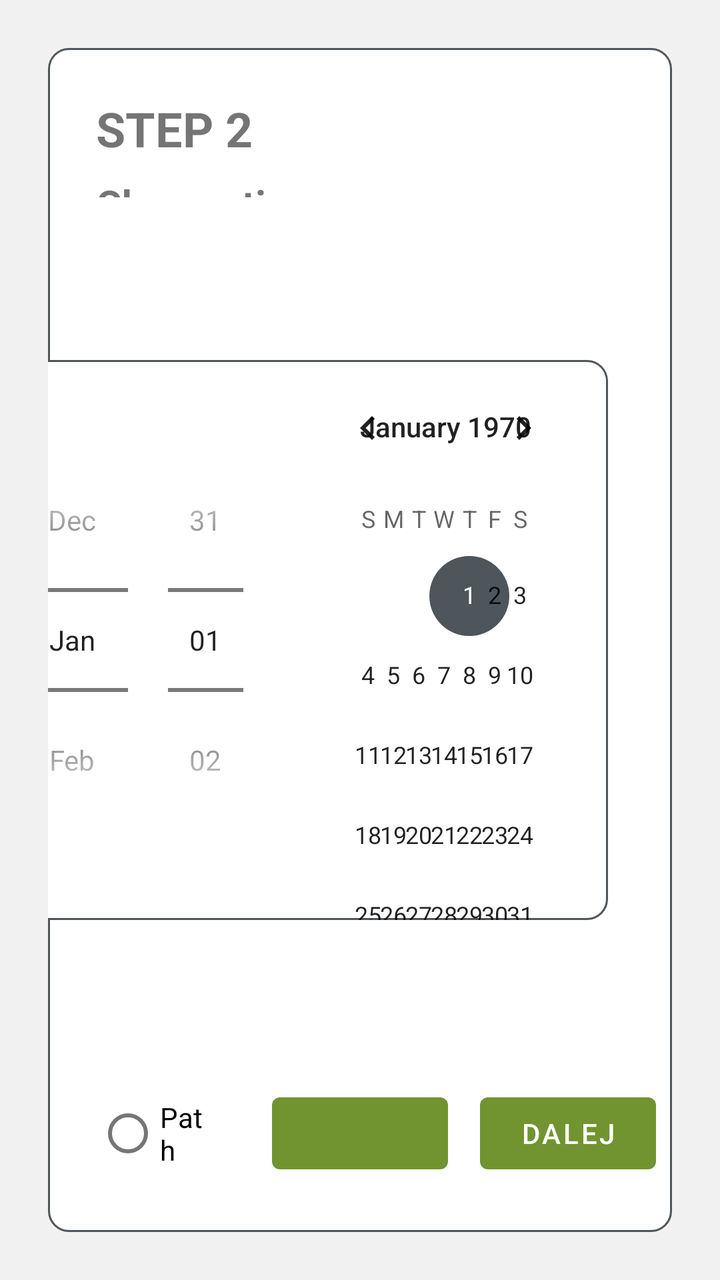
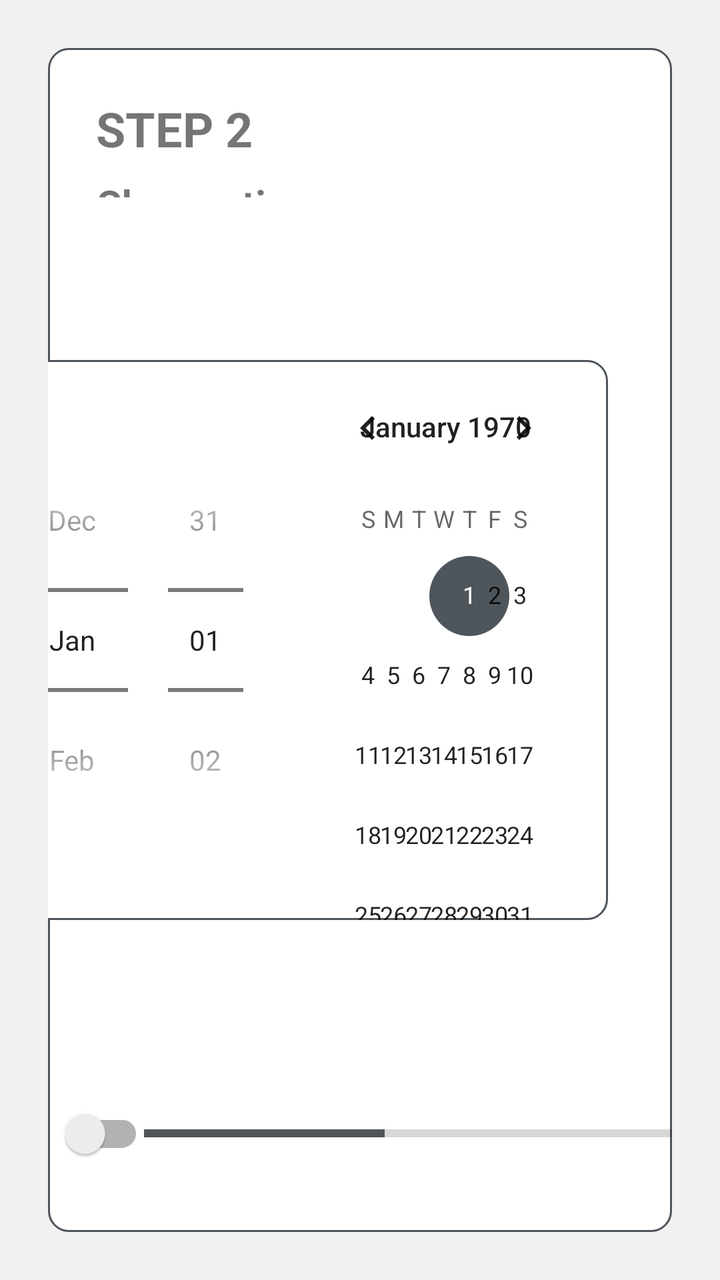

An Android layout rendered at two revisions. The XML below is the earlier revision; the diff shows what the commit changed to produce the second picture.
<!-- AndroidManifest.xml: application theme AppTheme -->
<!-- res/layout/fragment_creator_time_select.xml -->
<?xml version="1.0" encoding="utf-8"?>
<layout xmlns:android="http://schemas.android.com/apk/res/android"
    xmlns:app="http://schemas.android.com/apk/res-auto"
    xmlns:tools="http://schemas.android.com/tools">

    <data>

        <variable
            name="viewModel"
            type="eu.agribot.agribotapp.ui.fragment.taskcreator.timeselect.CreatorTimeSelectViewModel" />
    </data>


    <androidx.constraintlayout.widget.ConstraintLayout
        android:layout_width="match_parent"
        android:layout_height="match_parent"
        android:background="#f1f1f1">

        <LinearLayout
            android:layout_width="match_parent"
            android:layout_height="match_parent"
         android:layout_margin="@dimen/margin_xlarge"
            android:background="@drawable/rounded_corner_layout"
            android:orientation="vertical">

            <LinearLayout
                android:layout_width="match_parent"
                android:layout_height="0dp"
                android:layout_weight="1"
                android:orientation="vertical">

                <TextView
                    android:layout_width="match_parent"
                    android:layout_height="wrap_content"
                    android:layout_marginHorizontal="@dimen/margin_xlarge"
                    android:layout_marginTop="@dimen/margin_xlarge"
                    android:layout_marginBottom="@dimen/margin_medium"
                    android:text="STEP 2"
                    android:textSize="@dimen/margin_xlarge"
                    android:textStyle="bold" />

                <TextView
                    android:layout_width="match_parent"
                    android:layout_height="wrap_content"
                    android:layout_marginHorizontal="@dimen/margin_xlarge"
                    android:layout_marginBottom="@dimen/margin_xlarge"
                    android:text="Choose time"
                    android:textSize="@dimen/text_size_xlarge"
                    android:textStyle="bold" />


            </LinearLayout>

            <LinearLayout
                android:layout_width="match_parent"
                android:layout_height="0dp"
                android:layout_weight="4"
                android:gravity="center"
                android:orientation="horizontal">


                <DatePicker
                    android:id="@+id/date_picker"
                    android:layout_width="wrap_content"
                    android:layout_height="wrap_content"
                    android:datePickerMode="spinner"
                    android:background="@drawable/rounded_corner_layout"
                    android:layout_margin="@dimen/margin_medium" />

                <TimePicker
                    android:id="@+id/time_picker"
                    android:layout_width="wrap_content"
                    android:layout_height="wrap_content"
                    android:background="@drawable/rounded_corner_layout"
                    android:layout_gravity="center"
                    android:layout_margin="@dimen/margin_xlarge"
                    android:timePickerMode="clock" />


            </LinearLayout>

            <LinearLayout
                android:layout_width="match_parent"
                android:layout_height="0dp"
                android:layout_weight="1"
                android:orientation="horizontal">


                <RadioGroup
                    android:layout_width="0dp"
                    android:layout_height="match_parent"
                    android:layout_margin="@dimen/margin_xlarge"
                    android:layout_weight="2"

                    android:gravity="center"
                    android:orientation="horizontal">

                    <RadioButton
                        android:layout_width="wrap_content"
                        android:layout_height="wrap_content"
                        android:text="Path" />

                    <RadioButton
                        android:layout_width="wrap_content"
                        android:layout_height="wrap_content"
                        android:text="Time" />

                    <RadioButton
                        android:layout_width="wrap_content"
                        android:layout_height="wrap_content"
                        android:text="Weather" />

                    <RadioButton
                        android:layout_width="wrap_content"
                        android:layout_height="wrap_content"
                        android:text="Tools" />

                </RadioGroup>

                <LinearLayout
                    android:layout_width="wrap_content"
                    android:layout_height="match_parent"
                    android:gravity="center"
                    android:orientation="horizontal">


                    <com.google.android.material.button.MaterialButton
                        android:layout_width="wrap_content"
                        android:layout_height="wrap_content"
                        android:layout_margin="@dimen/margin_medium"
                        android:gravity="center" />

                    <com.google.android.material.button.MaterialButton
                        android:layout_width="wrap_content"
                        android:layout_height="wrap_content"
                        android:layout_gravity="center"
                        android:layout_margin="@dimen/margin_medium"
                        android:onClick="@{()-> viewModel.onNextButtonClicked()}"
                        android:text="Dalej" />


                </LinearLayout>

            </LinearLayout>


        </LinearLayout>

    </androidx.constraintlayout.widget.ConstraintLayout>

</layout>
<!-- resources referenced by this layout -->
<resources>
  <dimen name="margin_medium">8dp</dimen>
  <dimen name="margin_xlarge">24dp</dimen>
  <dimen name="text_size_xlarge">20sp</dimen>
  <!-- drawable rounded_corner_layout (drawable-mdpi) -->
  <?xml version="1.0" encoding="utf-8"?>
  <shape xmlns:android="http://schemas.android.com/apk/res/android">
  
      <solid android:color="@android:color/white"/>
      <corners android:radius="10dp"/>
      <stroke
          android:width="1dp"
          android:color="@color/gray" />
  
  </shape>
  <style name="AppTheme" parent="Theme.MaterialComponents.Light.DarkActionBar">
          
          <item name="colorPrimary">@color/colorPrimary</item>
          <item name="colorPrimaryDark">@color/colorPrimaryDark</item>
          <item name="colorAccent">@color/colorAccent</item>
      </style>
  <color name="gray">#4E555B</color>
  <color name="colorPrimary">@color/base_green</color>
  <color name="colorPrimaryDark">@color/base_green_darker</color>
  <color name="colorAccent">@color/gray</color>
  <color name="base_green">#719430</color>
  <color name="base_green_darker">#426600</color>
</resources>

<!-- the commit's change to res/layout/fragment_creator_time_select.xml (unified diff, before → after) -->
@@ -14,7 +14,7 @@
     <androidx.constraintlayout.widget.ConstraintLayout
         android:layout_width="match_parent"
         android:layout_height="match_parent"
-        android:background="#f1f1f1">
+        android:background="@color/background_gray">
 
         <LinearLayout
             android:layout_width="match_parent"
@@ -79,43 +79,26 @@
 
             </LinearLayout>
 
+
+
             <LinearLayout
                 android:layout_width="match_parent"
                 android:layout_height="0dp"
                 android:layout_weight="1"
                 android:orientation="horizontal">
 
+                <androidx.appcompat.widget.SwitchCompat
+                    android:id="@+id/time_activator"
+                    android:layout_width="wrap_content"
+                    android:layout_height="wrap_content"
+                    android:layout_gravity="center"/>
 
-                <RadioGroup
-                    android:layout_width="0dp"
+
+                <ProgressBar
+                    style="@style/Widget.AppCompat.ProgressBar.Horizontal"
+                    android:layout_width="481dp"
                     android:layout_height="match_parent"
-                    android:layout_margin="@dimen/margin_xlarge"
-                    android:layout_weight="2"
-
-                    android:gravity="center"
-                    android:orientation="horizontal">
-
-                    <RadioButton
-                        android:layout_width="wrap_content"
-                        android:layout_height="wrap_content"
-                        android:text="Path" />
-
-                    <RadioButton
-                        android:layout_width="wrap_content"
-                        android:layout_height="wrap_content"
-                        android:text="Time" />
-
-                    <RadioButton
-                        android:layout_width="wrap_content"
-                        android:layout_height="wrap_content"
-                        android:text="Weather" />
-
-                    <RadioButton
-                        android:layout_width="wrap_content"
-                        android:layout_height="wrap_content"
-                        android:text="Tools" />
-
-                </RadioGroup>
+                    android:progress="25" />
 
                 <LinearLayout
                     android:layout_width="wrap_content"
<!-- resource entries referenced after the edit -->
@@ -1,5 +1,6 @@
 <!-- resources referenced by this layout -->
 <resources>
+  <color name="background_gray">#f1f1f1</color>
   <dimen name="margin_medium">8dp</dimen>
   <dimen name="margin_xlarge">24dp</dimen>
   <dimen name="text_size_xlarge">20sp</dimen>
